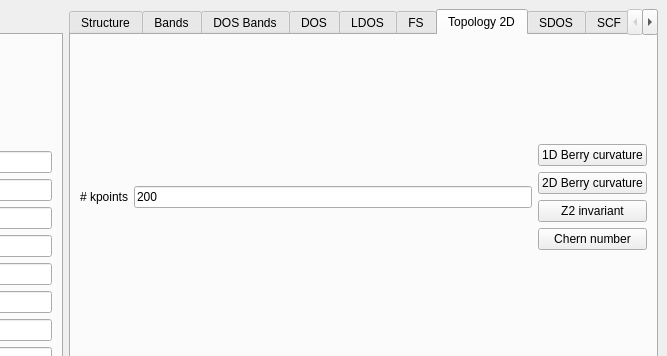
This is interface-pyqt/2dslab/interface.ui in joselado/quantum-honeycomp as Qt 5 draws it before an edit; both pictures show x 535 to 1202 and y 0 to 356 of the 1202 by 770 pixel window. The edited form follows.
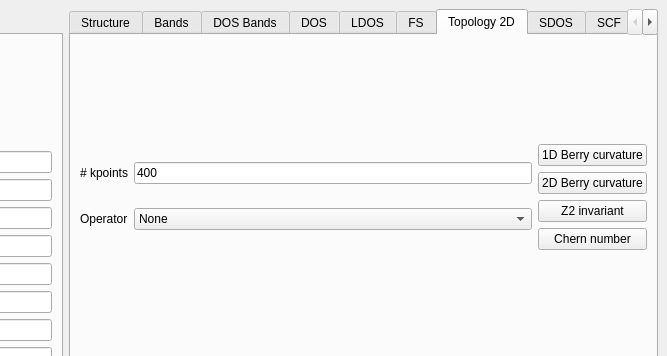
This is the edited form. The open tabs and pages were chosen to show the change.

What changed in the file:
```diff
--- a/interface-pyqt/2dslab/interface.ui
+++ b/interface-pyqt/2dslab/interface.ui
@@ -856,7 +856,7 @@
           <item row="0" column="1">
            <widget class="QLineEdit" name="topology_nk">
             <property name="text">
-             <string>200</string>
+             <string>400</string>
             </property>
            </widget>
           </item>
@@ -867,6 +867,32 @@
             </property>
            </widget>
           </item>
+          <item row="1" column="0">
+           <widget class="QLabel" name="label_39">
+            <property name="text">
+             <string>Operator</string>
+            </property>
+           </widget>
+          </item>
+          <item row="1" column="1">
+           <widget class="QComboBox" name="topology_operator">
+            <item>
+             <property name="text">
+              <string>None</string>
+             </property>
+            </item>
+            <item>
+             <property name="text">
+              <string>Sz</string>
+             </property>
+            </item>
+            <item>
+             <property name="text">
+              <string>Valley</string>
+             </property>
+            </item>
+           </widget>
+          </item>
          </layout>
         </item>
         <item row="0" column="1">
```
Left out of the diff: 4 changed lines with no effect on the pictures.
